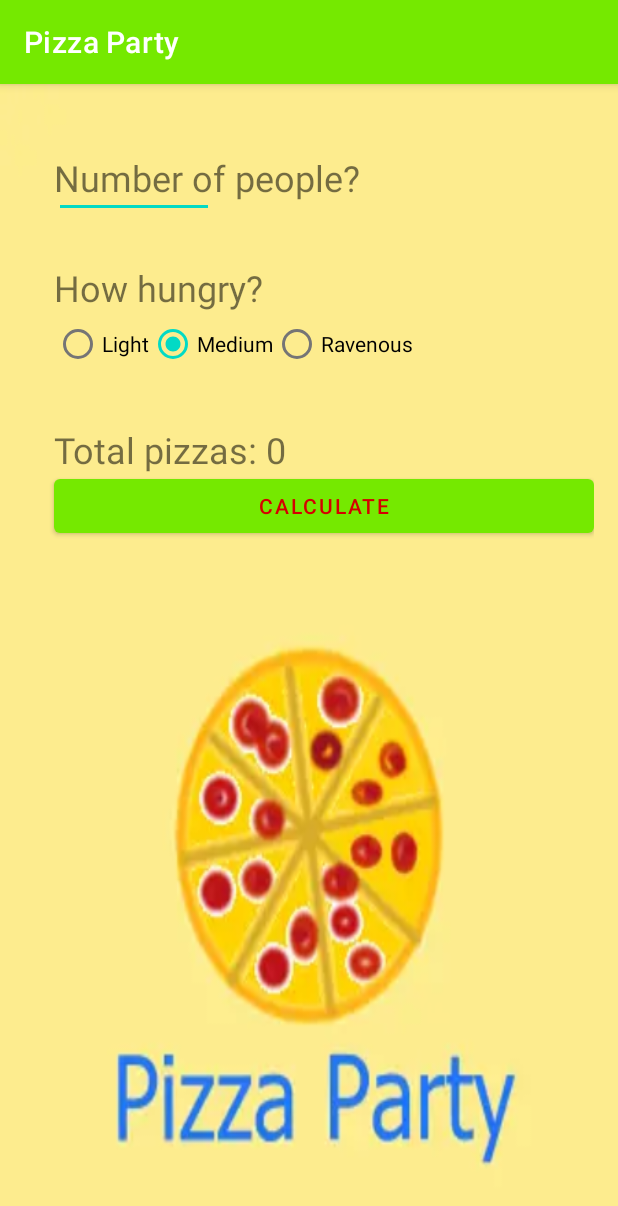
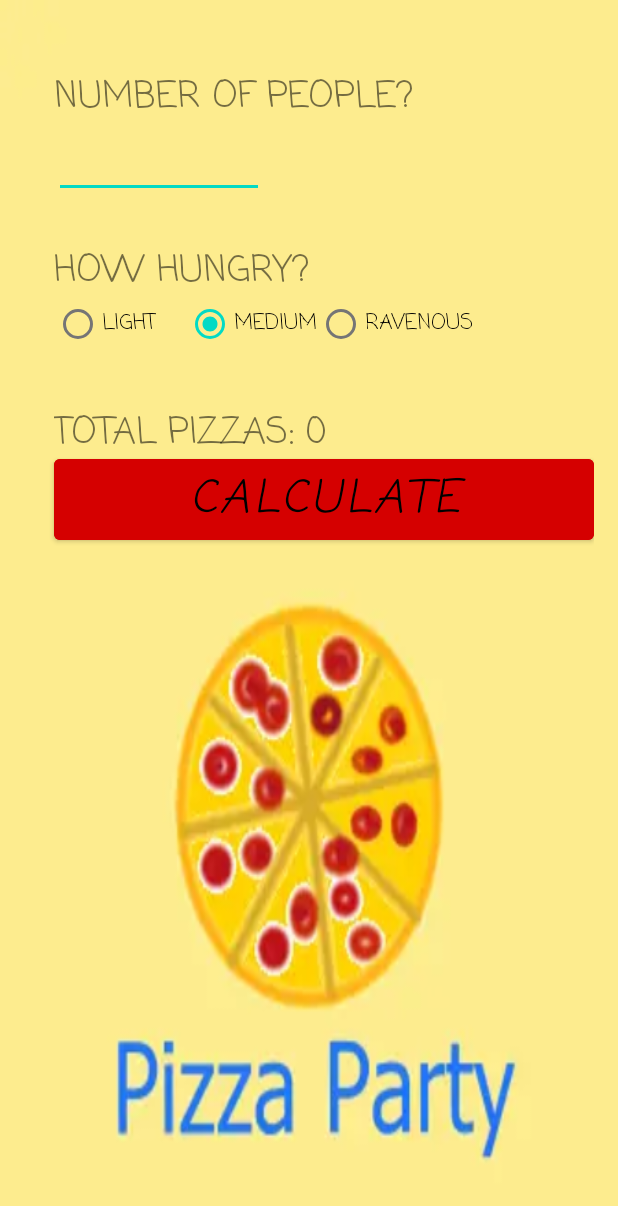
Before and after one commit to 7ArmanSh7/Pizza-Party, an Android app: the screen it shows after launch (MainActivity), after a tap on "CALCULATE", on a phone screen of 412 x 824 dp. Shown: the top 1206 px of the screen. Run offline under Robolectric (Android 15) with nearby library versions, the phone set to English and light mode, and no system bars.

Commit message:
Added a style, modified the theme

```diff
--- a/app/src/main/java/com/zybooks/pizzaparty/MainActivity.kt
+++ b/app/src/main/java/com/zybooks/pizzaparty/MainActivity.kt
@@ -1,12 +1,23 @@
 package com.zybooks.pizzaparty
 
 import android.os.Bundle
+import android.text.Editable
 import android.view.View
 import android.widget.EditText
 import android.widget.RadioGroup
 import android.widget.TextView
 import androidx.appcompat.app.AppCompatActivity
 
+/**
+ * 1. Added string resources
+ * 2. Changed the primary colors
+ * 3. Added dimension resources
+ * 4. Added a Style
+ * 5. Modify the theme
+ * 6. Added a background image
+ * 7. Use the ConstraintLayout
+ * 8. MVC interaction
+ */
 class MainActivity : AppCompatActivity() {
 
     private lateinit var numAttendEditText: EditText
@@ -30,7 +41,7 @@ class MainActivity : AppCompatActivity() {
      * to the totall number of pizza needed.
      * @param View view The associated view
      */
-    fun CALCULATE(view: View) {
+    fun calculate(view: View) {
 
         // Get the text that was typed into the EditText
         val numAttendStr = numAttendEditText.text.toString()
--- a/app/src/main/res/layout/activity_main.xml
+++ b/app/src/main/res/layout/activity_main.xml
@@ -22,9 +22,10 @@
         android:labelFor="@id/num_attend_edit_text"
         app:layout_constraintTop_toTopOf="parent"
         app:layout_constraintLeft_toLeftOf="parent"
-        android:layout_marginLeft="@dimen/activity_horizontal_margin"
+        android:layout_marginStart="@dimen/activity_horizontal_margin"
         android:layout_marginBottom="@dimen/activity_vertical_margin"
-        android:layout_marginTop="@dimen/activity_vertical_margin"/>
+        android:layout_marginTop="@dimen/activity_vertical_margin"
+        />
 
     <EditText
         android:id="@+id/num_attend_edit_text"
@@ -34,17 +35,17 @@
         android:inputType="number"
         android:ems="5"
         android:importantForAutofill="no"
-        android:layout_marginLeft="@dimen/activity_horizontal_margin"
+        android:layout_marginStart="@dimen/activity_horizontal_margin"
         app:layout_constraintLeft_toLeftOf="parent"
-        app:layout_constraintBaseline_toBaselineOf="@id/num_people"
-        app:layout_constraintLeft_toRightOf="@id/num_people"    />
-
+        app:layout_constraintTop_toBottomOf="@id/num_people"
+        />
+    <!--        app:layout_constraintBaseline_toBaselineOf="@id/num_people"-->
     <TextView
         android:id="@+id/how_hungry"
         android:layout_width="wrap_content"
         android:layout_height="wrap_content"
         android:layout_marginTop="@dimen/activity_vertical_margin"
-        android:layout_marginLeft="@dimen/activity_horizontal_margin"
+        android:layout_marginStart="@dimen/activity_horizontal_margin"
         android:text="@string/how_hungry"
         android:textSize="@dimen/text_size"
         android:labelFor="@id/hungry_radio_group"
@@ -58,7 +59,7 @@
         android:layout_height="wrap_content"
         android:orientation="horizontal"
         android:layout_marginTop="@dimen/activity_vertical_margin"
-        android:layout_marginLeft="@dimen/activity_horizontal_margin"
+        android:layout_marginStart="@dimen/activity_horizontal_margin"
         app:layout_constraintLeft_toRightOf="parent"
         app:layout_constraintTop_toTopOf="@id/how_hungry"
         >
@@ -72,6 +73,7 @@
             android:text="@string/medium"
             android:layout_width="wrap_content"
             android:layout_height="wrap_content"
+            android:layout_marginStart="@dimen/activity_horizontal_margin"
             android:checked="true" />
         <RadioButton
             android:id="@+id/ravenous_radio_button"
@@ -87,7 +89,7 @@
         android:layout_height="wrap_content"
         android:layout_marginTop="@dimen/activity_vertical_margin"
         android:textSize="@dimen/text_size"
-        android:layout_marginLeft="@dimen/activity_horizontal_margin"
+        android:layout_marginStart="@dimen/activity_horizontal_margin"
         app:layout_constraintLeft_toLeftOf="parent"
         app:layout_constraintTop_toBottomOf="@id/hungry_radio_group"
         />
@@ -98,9 +100,10 @@
         android:layout_width="match_parent"
         android:layout_height="wrap_content"
         android:layout_marginTop="@dimen/activity_vertical_margin"
-        android:onClick="CALCULATE"
-        android:layout_marginLeft="@dimen/activity_horizontal_margin"
+        android:onClick="calculate"
+        android:layout_marginStart="@dimen/activity_horizontal_margin"
         app:layout_constraintLeft_toRightOf="parent"
         app:layout_constraintTop_toTopOf="@id/num_pizzas_text_view"
+        style="@style/CalcButton"
         />
 </androidx.constraintlayout.widget.ConstraintLayout>
--- a/app/src/main/res/values-night/themes.xml
+++ b/app/src/main/res/values-night/themes.xml
@@ -1,6 +1,6 @@
 <resources xmlns:tools="http://schemas.android.com/tools">
     <!-- Base application theme. -->
-    <style name="Theme.PizzaParty" parent="Theme.MaterialComponents.DayNight.DarkActionBar">
+    <style name="Theme.PizzaParty" parent="Theme.MaterialComponents.DayNight.NoActionBar">
         <!-- Primary brand color. -->
         <item name="colorPrimary">@color/green_200</item>
         <item name="colorPrimaryVariant">@color/green_700</item>
@@ -12,5 +12,7 @@
         <!-- Status bar color. -->
         <item name="android:statusBarColor">?attr/colorPrimaryVariant</item>
         <!-- Customize your theme here. -->
+        <item name="android:textAllCaps">true</item>
+        <item name="android:fontFamily">"casual"</item>
     </style>
 </resources>
--- a/app/src/main/res/values/colors.xml
+++ b/app/src/main/res/values/colors.xml
@@ -1,17 +1,19 @@
 <?xml version="1.0" encoding="utf-8"?>
 <resources>
-    <color name="purple_200">#FFBB86FC</color>
-    <color name="purple_500">#FF6200EE</color>
-    <color name="purple_700">#FF3700B3</color>
-    <!-- Colors based on material.io   -->
-    <color name="green_200">#C6F68D</color>
-    <color name="green_500">#75E900</color>
-    <color name="green_700">#41C300</color>
+<!--    <color name="purple_200">#FFBB86FC</color>-->
+<!--    <color name="purple_500">#FF6200EE</color>-->
+<!--    <color name="purple_700">#FF3700B3</color>-->
 
     <color name="teal_200">#FF03DAC5</color>
     <color name="teal_700">#FF018786</color>
     <color name="black">#FF000000</color>
     <color name="white">#FFFFFFFF</color>
-    <!--  New Color blue  -->
+
+    <!--  New Colors -->
+    <!-- Colors based on material.io   -->
+    <color name="green_200">#C6F68D</color>
+    <color name="green_500">#75E900</color>
+    <color name="green_700">#41C300</color>
     <color name="red">#D50000</color>
+    <color name="gray">#AAA</color>
 </resources>
--- /dev/null
+++ b/app/src/main/res/values/styles.xml
@@ -0,0 +1,9 @@
+<?xml version="1.0" encoding="utf-8"?>
+<resources>
+    <style name="CalcButton">
+        <item name="android:textSize">30sp</item>
+        <item name="android:textColor">@color/black</item>
+        <item name="android:backgroundTint">@color/red</item>
+        <item name="android:textStyle">italic</item>
+    </style>
+</resources>
--- a/app/src/main/res/values/themes.xml
+++ b/app/src/main/res/values/themes.xml
@@ -1,6 +1,6 @@
 <resources xmlns:tools="http://schemas.android.com/tools">
     <!-- Base application theme. -->
-    <style name="Theme.PizzaParty" parent="Theme.MaterialComponents.DayNight.DarkActionBar">
+    <style name="Theme.PizzaParty" parent="Theme.MaterialComponents.DayNight.NoActionBar">
         <!-- Primary brand color. -->
         <item name="colorPrimary">@color/green_500</item>
         <item name="colorPrimaryVariant">@color/green_700</item>
@@ -12,5 +12,7 @@
         <!-- Status bar color. -->
         <item name="android:statusBarColor">?attr/colorPrimaryVariant</item>
         <!-- Customize your theme here. -->
+        <item name="android:textAllCaps">true</item>
+        <item name="android:fontFamily">"casual"</item>
     </style>
 </resources>
```
